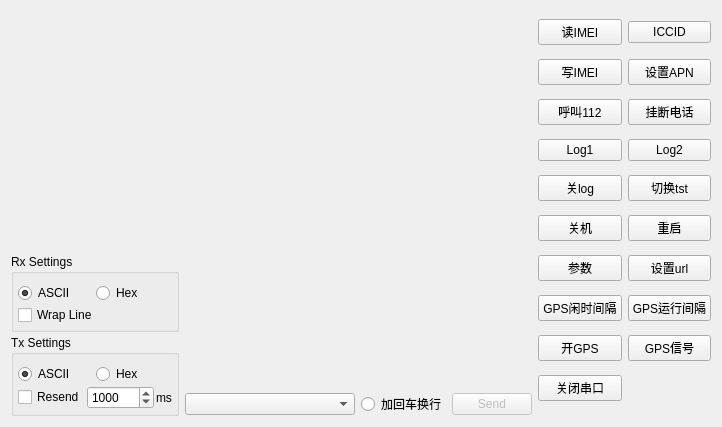
Above: SerialTool/ui/terminalview.ui from xfirekylin/SerialTool before the change. Below: the same form after it.
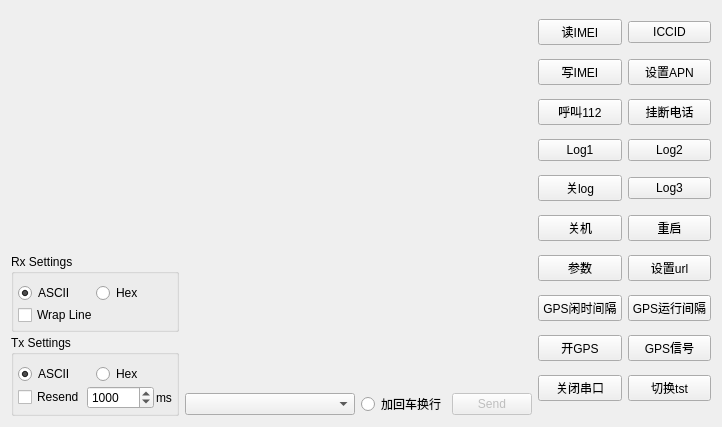
That is the form after the change. Custom widgets are drawn as their Qt base class.

```diff
--- a/SerialTool/ui/terminalview.ui
+++ b/SerialTool/ui/terminalview.ui
@@ -256,13 +256,6 @@
          </property>
         </widget>
        </item>
-       <item row="4" column="1">
-        <widget class="QPushButton" name="tstButton">
-         <property name="text">
-          <string>切换tst</string>
-         </property>
-        </widget>
-       </item>
        <item row="2" column="0">
         <widget class="QPushButton" name="dialButton">
          <property name="text">
@@ -382,6 +375,20 @@
          </property>
         </widget>
        </item>
+       <item row="9" column="1">
+        <widget class="QPushButton" name="tstButton">
+         <property name="text">
+          <string>切换tst</string>
+         </property>
+        </widget>
+       </item>
+       <item row="4" column="1">
+        <widget class="QPushButton" name="log3Button">
+         <property name="text">
+          <string>Log3</string>
+         </property>
+        </widget>
+       </item>
       </layout>
      </item>
     </layout>
```
